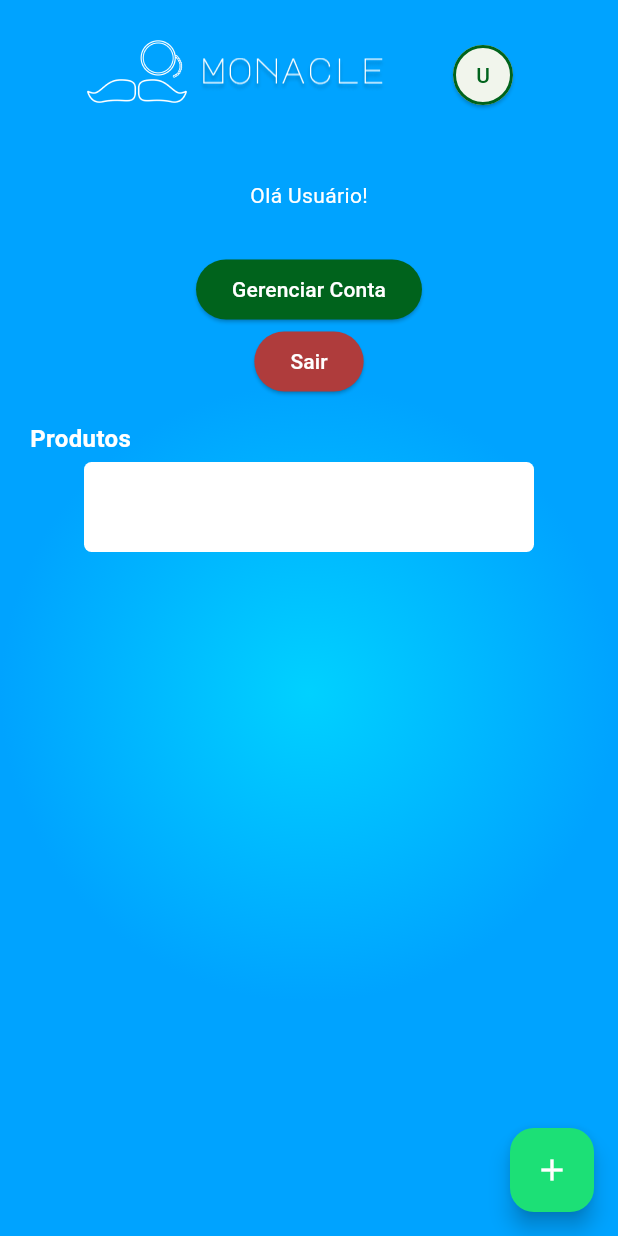
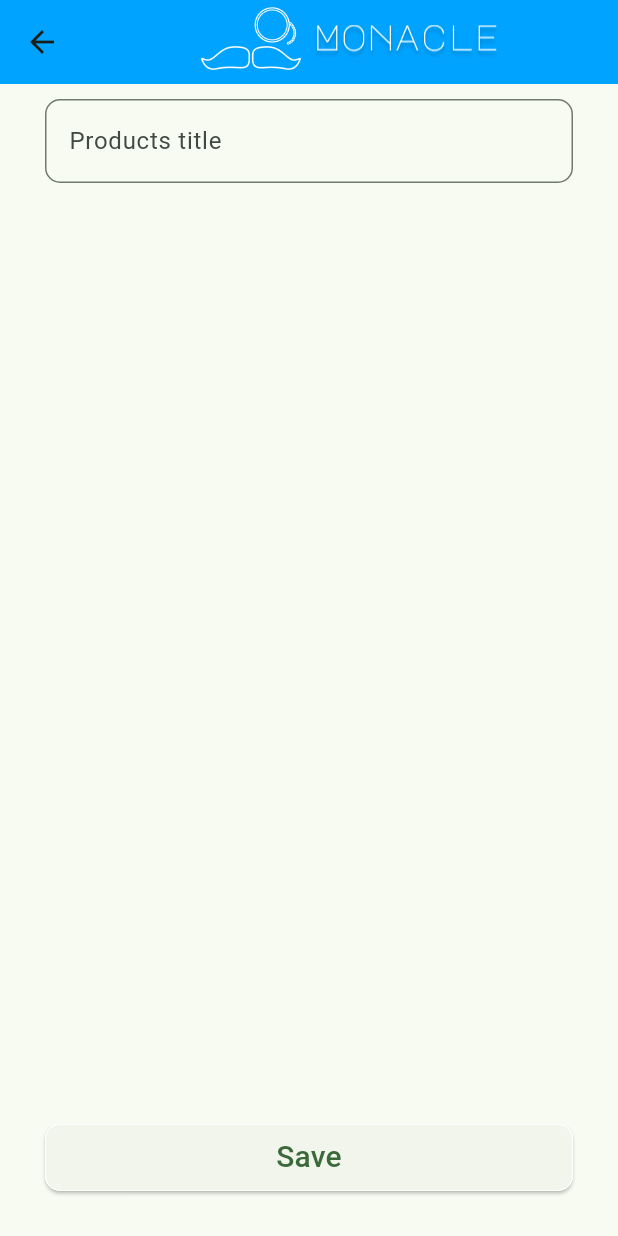
Before and after one commit to quinhas123/monocle, a Flutter app: the screen it shows once a user with an empty profile is signed in, after a tap on the "add" icon, on a phone screen of 412 x 824 dp. Run offline on Flutter 3.47's test engine with Material 3 defaults, Android fonts, the phone set to English and light mode, and no system bars; our stand-ins replace firebase_auth, firebase_core, sqflite; accounts and stored records are empty.

Commit message:
add local database.

```diff
--- /dev/null
+++ b/lib/models/product_model.dart
@@ -0,0 +1,14 @@
+class Product {
+  final int? id;
+  final String title;
+
+  const Product({required this.title, this.id});
+
+  factory Product.fromJson(Map<String, dynamic> json) =>
+      Product(id: json['id'], title: json['title']);
+
+  Map<String, dynamic> toJson() => {
+    'id': id,
+    'title': title,
+  };
+}
--- a/lib/pages/home_page.dart
+++ b/lib/pages/home_page.dart
@@ -1,11 +1,15 @@
 import 'package:firebase_auth/firebase_auth.dart';
-import 'package:flutter_speed_dial/flutter_speed_dial.dart';
 import 'package:monocle/auth.dart';
 import 'package:flutter/material.dart';
+import 'package:monocle/db_widgets/product_widget.dart';
+import 'package:monocle/models/product_model.dart';
 import 'package:monocle/pages/manage_account_page.dart';
+import 'package:monocle/pages/new_product_page.dart';
+import 'package:monocle/services/database_helper.dart';
+
 
 class HomePageStateless extends StatefulWidget {
-  const HomePageStateless({super.key});
+  const HomePageStateless({Key? key}) : super(key: key);
 
   @override
   State<HomePageStateless> createState() => HomePage();
@@ -113,60 +117,84 @@ class HomePage extends State<HomePageStateless> {
           userPressed ? _userUid() : const Text(''),
           userPressed ? _manageAccountButton() : const Text(''),
           userPressed ? _signOutButton() : const Text(''),
-            const Padding(padding: EdgeInsets.only(top: 16.0)),
-            const Align(
-              alignment: Alignment.centerLeft,
-              child: Text(
-              'Produtos',
-              style: TextStyle(
-                color: Colors.white,
-                fontSize: 16.0,
-                fontWeight: FontWeight.bold,
-              ),
-            ),
-            ),
-            Padding(
-              padding: EdgeInsets.all(4.0),
-              child: Container(
-                width: 300.0,
-                height: 60.0,
-                child: Container(
-                  decoration: const BoxDecoration(
-                    color: Colors.white,
-                    shape: BoxShape.rectangle,
-                    borderRadius: BorderRadius.all(Radius.circular(5.0))
-                  ),
-                ),
-              ),
-            ),
+          const Padding(padding: EdgeInsets.only(top: 16.0))
         ],
       ),
     );
   }
 
-
   @override
   Widget build(BuildContext context) {
     return Scaffold(
       appBar: _title(),
-      body: Container(
-        decoration: const BoxDecoration(
-          gradient: RadialGradient(
-            colors: [
-              Color(0XFF00D1FF),
-              Color(0XFF00A3FF),
+      body: FutureBuilder<List<Product>?>(
+          future: DatabaseHelper.getAllProduct(),
+          builder: (context, AsyncSnapshot<List<Product>?> snapshot) {
+            if (snapshot.connectionState == ConnectionState.waiting) {
+              return const CircularProgressIndicator();
+            } else if (snapshot.hasError) {
+              return Center(child: Text(snapshot.error.toString()));
+            } else if (snapshot.hasData) {
+              if (snapshot.data != null) {
+                return ListView.builder(
+                  itemBuilder: (context, index) => ProductWidget(
+                    product: snapshot.data![index],
+                    onTap: () async {
+                      await Navigator.push(
+                          context,
+                          MaterialPageRoute(
+                              builder: (context) => NewProductScreen(
+                                product: snapshot.data![index],
+                              )));
+                      setState(() {});
+                    },
+                    onLongPress: () async {
+                      showDialog(
+                          context: context,
+                          builder: (context) {
+                            return AlertDialog(
+                              title: const Text(
+                                  'Tem certeza que quer deletar esse produto?'),
+                              actions: [
+                                ElevatedButton(
+                                  style: ButtonStyle(
+                                      backgroundColor:
+                                      MaterialStateProperty.all(
+                                          Colors.red)),
+                                  onPressed: () async {
+                                    await DatabaseHelper.deleteProduct(
+                                        snapshot.data![index]);
+                                    Navigator.pop(context);
+                                    setState(() {});
+                                  },
+                                  child: const Text('Yes'),
+                                ),
+                                ElevatedButton(
+                                  onPressed: () => Navigator.pop(context),
+                                  child: const Text('No'),
+                                ),
                               ],
+                            );
+                          });
+                    },
                   ),
-        ),
-        height: double.infinity,
-        width: double.infinity,
-        padding: const EdgeInsets.all(20),
-        child: _loadInfo(),
+                  itemCount: snapshot.data!.length,
+                );
+              }
+              return const Center(
+                child: Text('No Products yet'),
+              );
+            }
+            return const SizedBox.shrink();
+          },
         ),
       floatingActionButton: FloatingActionButton(
-          onPressed: () {
+        onPressed: () async {
+          await Navigator.push(context,
+            MaterialPageRoute(builder: (context) => const NewProductScreen()));
+          setState(() {});
         },
-          child: Icon(Icons.add),
+        child: const Icon(Icons.add),
         backgroundColor: Color(0XFF1CE076),
         foregroundColor: Colors.white,
         ),
--- a/lib/pages/manage_account_page.dart
+++ b/lib/pages/manage_account_page.dart
@@ -1,5 +1,3 @@
-import 'package:firebase_auth/firebase_auth.dart';
-import 'package:monocle/auth.dart';
 import 'package:flutter/material.dart';
 
 class ManageAccountStateless extends StatefulWidget {
--- /dev/null
+++ b/lib/pages/new_product_page.dart
@@ -0,0 +1,131 @@
+import 'package:flutter/material.dart';
+import 'package:monocle/models/product_model.dart';
+import 'package:monocle/services/database_helper.dart';
+
+class NewProductScreen extends StatelessWidget {
+  final Product? product;
+  const NewProductScreen({Key? key, this.product}) : super(key: key);
+
+  AppBar _title() {
+    return AppBar(
+      title: Row(
+        mainAxisAlignment: MainAxisAlignment.center,
+        children: [
+          Image.asset('assets/monaclev-white.png',
+              fit: BoxFit.cover, scale: 1.5),
+          const Padding(padding: EdgeInsets.all(4.0)),
+          Image.asset('assets/monacle-title.png',
+              fit: BoxFit.cover, scale: 1.5),
+        ],
+      ),
+      backgroundColor: const Color(0XFF00A3FF),
+    );
+  }
+
+  Widget _submitButton() {
+    return ElevatedButton(
+      style: const ButtonStyle(
+        backgroundColor: MaterialStatePropertyAll<Color>(Color(0XFF1CE076)),
+        foregroundColor: MaterialStatePropertyAll<Color>(Colors.white),
+      ),
+      onPressed: () {},
+      child: const Text('Salvar'),
+    );
+  }
+
+  Widget _entryField(String title, TextEditingController controller) {
+    return TextField(
+      controller: controller,
+      decoration: InputDecoration(
+        labelText: title,
+        labelStyle: const TextStyle(
+          color: Colors.black,
+        ),
+        filled: true,
+        fillColor: Colors.white,
+        iconColor: Colors.white,
+      ),
+      style: const TextStyle(
+        color: Colors.black,
+      ),
+    );
+  }
+
+  @override
+  Widget build(BuildContext context) {
+    final titleController = TextEditingController();
+
+    if (product != null) {
+      titleController.text = product!.title;
+    }
+
+    return Scaffold(
+      appBar: _title(),
+      body: Padding(
+        padding: const EdgeInsets.symmetric(vertical: 10, horizontal: 30),
+        child: Column(
+          children: [
+            Padding(
+              padding: const EdgeInsets.only(bottom: 40.0),
+              child: TextFormField(
+                controller: titleController,
+                maxLines: 1,
+                decoration: const InputDecoration(
+                    hintText: 'Title',
+                    labelText: 'Products title',
+                    border: OutlineInputBorder(
+                        borderSide: BorderSide(
+                          color: Colors.white,
+                          width: 0.75,
+                        ),
+                        borderRadius: BorderRadius.all(
+                          Radius.circular(10.0),
+                        ))),
+              ),
+            ),
+            const Spacer(),
+            Padding(
+              padding: const EdgeInsets.only(bottom: 20.0),
+              child: SizedBox(
+                height: 45,
+                width: MediaQuery.of(context).size.width,
+                child: ElevatedButton(
+                    onPressed: () async {
+                      final title = titleController.value.text;
+
+                      if (title.isEmpty) {
+                        return;
+                      }
+
+                      final Product model =
+                          Product(title: title, id: product?.id);
+                      if (product == null) {
+                        await DatabaseHelper.addProduct(model);
+                      } else {
+                        await DatabaseHelper.updateProduct(model);
+                      }
+
+                      Navigator.pop(context);
+                    },
+                    style: ButtonStyle(
+                        shape: MaterialStateProperty.all(
+                            const RoundedRectangleBorder(
+                                side: BorderSide(
+                                  color: Colors.white,
+                                  width: 0.75,
+                                ),
+                                borderRadius: BorderRadius.all(
+                                  Radius.circular(10.0),
+                                )))),
+                    child: Text(
+                      product == null ? 'Save' : 'Edit',
+                      style: const TextStyle(fontSize: 20),
+                    )),
+              ),
+            )
+          ],
+        ),
+      ),
+    );
+  }
+}
--- /dev/null
+++ b/lib/services/database_helper.dart
@@ -0,0 +1,46 @@
+import 'package:monocle/models/product_model.dart';
+import 'package:sqflite/sqflite.dart';
+import 'package:path/path.dart';
+
+class DatabaseHelper {
+  static const int _version = 1;
+  static const String _dbName = "Products.db";
+
+  static Future<Database> _getDB() async {
+    return openDatabase(join(await getDatabasesPath(), _dbName),
+        onCreate: (db, version) async => await db.execute(
+            "CREATE TABLE Product(id INTEGER PRIMARY KEY, title TEXT NOT NULL);"),
+        version: _version);
+  }
+
+  static Future<int> addProduct(Product product) async {
+    final db = await _getDB();
+    return await db.insert("Product", product.toJson(),
+        conflictAlgorithm: ConflictAlgorithm.replace);
+  }
+
+  static Future<int> updateProduct(Product product) async {
+    final db = await _getDB();
+    return await db.update("Product", product.toJson(),
+        where: 'id = ?',
+        whereArgs: [product.id],
+        conflictAlgorithm: ConflictAlgorithm.replace);
+  }
+
+  static Future<int> deleteProduct(Product product) async {
+    final db = await _getDB();
+    return await db.delete("Product", where: 'id = ?', whereArgs: [product.id]);
+  }
+
+  static Future<List<Product>?> getAllProduct() async {
+    final db = await _getDB();
+
+    final List<Map<String, dynamic>> maps = await db.query("Product");
+
+    if (maps.isEmpty) {
+      return null;
+    }
+
+    return List.generate(maps.length, (index) => Product.fromJson(maps[index]));
+  }
+}
--- a/pubspec.yaml
+++ b/pubspec.yaml
@@ -37,6 +37,7 @@ dependencies:
   firebase_core: ^2.24.2
   firebase_auth: ^4.16.0
   flutter_speed_dial: ^7.0.0
+  sqflite: ^2.3.0
 
 dev_dependencies:
   flutter_test:
```
Also changed, not shown: lib/db_widgets/product_widget.dart (added, +44 -0 lines), pubspec.lock, 1 other file. Lines whose indentation alone changed are shown as unchanged.
